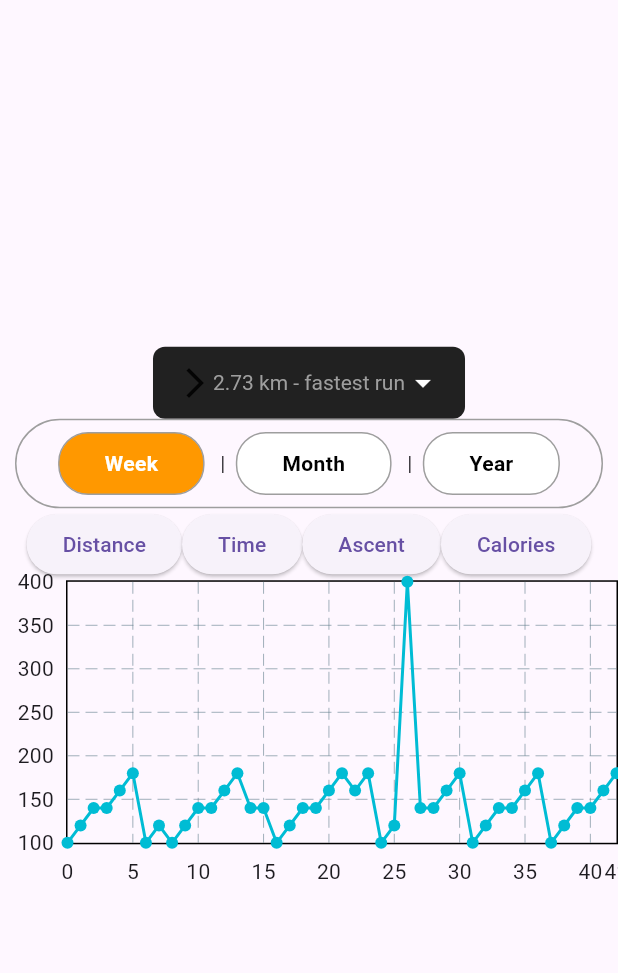
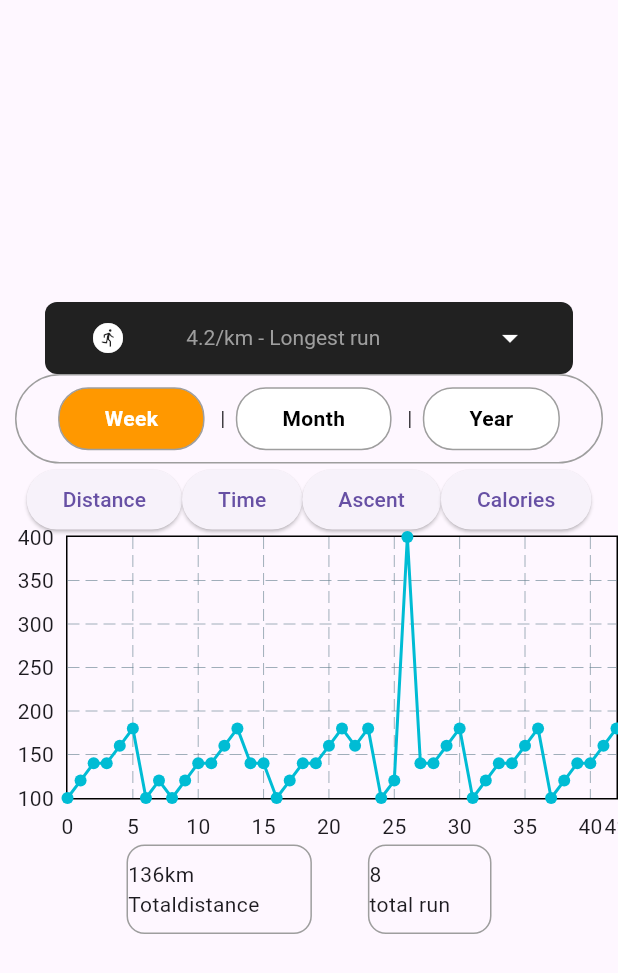
Before and after one commit to MineKnight2711/Running_App, a Flutter app: the LineChartWidget screen opened by its route, on a phone screen of 412 x 824 dp. Shown: the top 973 px of the screen. Run offline on Flutter 3.47's test engine with Material 3 defaults, Android fonts, the phone set to English and light mode, and no system bars; drawn by our look-alikes of fl_chart; our stand-ins replace card_swiper, flutter_screenutil, get, google_fonts.

Commit message:
line chart demo

```diff
--- a/lib/config/temp.dart
+++ b/lib/config/temp.dart
@@ -1,3 +1,7 @@
+import 'package:flutter/cupertino.dart';
+import 'package:flutter/material.dart';
+import 'package:flutter_running_demo/models/dropdown_activities_model.dart';
+
 import '../models/trail_model.dart';
 
 List<TrailModel> trailTempList = [
--- a/lib/main.dart
+++ b/lib/main.dart
@@ -1,10 +1,11 @@
 import 'package:flutter/material.dart';
-import 'package:flutter_running_demo/bargraph/bar_graph.dart';
-import 'package:flutter_running_demo/linechart/line_chart.dart';
-import 'package:flutter_running_demo/linechart/pricePoints.dart';
-import 'package:flutter_running_demo/screens/performance/chart_screen.dart';
+import 'package:flutter_running_demo/screens/performance/bargraph/bar_graph.dart';
+import 'package:flutter_running_demo/screens/performance/line_chart.dart';
+import 'package:flutter_running_demo/screens/performance/linechart/pricePoints.dart';
+
 import 'package:flutter_screenutil/flutter_screenutil.dart';
 import 'package:get/get.dart';
+import 'screens/performance/line_double_chart.dart';
 import 'screens/progress/activities/activities_screen.dart';
 
 void main() {
@@ -22,11 +23,14 @@ class MainApp extends StatelessWidget {
       splitScreenMode: true,
       child: GetMaterialApp(
         debugShowCheckedModeBanner: false,
-        home: const ActivitiesScreen(),
-        initialRoute: 'linechart_screen',
+        home: ChartExample(),
+        initialRoute: 'linechart_demo',
         routes: {
           'activities_screen': (context) => const ActivitiesScreen(),
-          'linechart_screen': (context) => LineChartWidget(pricePoints),
+          'linechart_demo': (context) => ChartExample(),
+          'linechart_screen': (context) => LineChartWidget(
+                points: pricePoints,
+              ),
           'barchart_screen': (context) => const MyBarGraph(monthSummary: []),
         },
       ),
--- /dev/null
+++ b/lib/models/dropdown_activities_model.dart
@@ -0,0 +1,13 @@
+import 'package:flutter/material.dart';
+
+class ActivitiesDropDownModel {
+  final IconData icon;
+  final String activityIndex;
+  final String achievements;
+
+  ActivitiesDropDownModel({
+    required this.icon,
+    required this.activityIndex,
+    required this.achievements,
+  });
+}
--- a/lib/bargraph/bar_data.dart
+++ b/lib/screens/performance/bargraph/bar_data.dart
@@ -1,4 +1,4 @@
-import 'package:flutter_running_demo/bargraph/individual_bar.dart';
+import 'package:flutter_running_demo/screens/performance/bargraph/individual_bar.dart';
 
 class BarData {
   final double janAmount;
--- a/lib/bargraph/bar_graph.dart
+++ b/lib/screens/performance/bargraph/bar_graph.dart
@@ -1,6 +1,6 @@
 import 'package:fl_chart/fl_chart.dart';
 import 'package:flutter/material.dart';
-import 'package:flutter_running_demo/bargraph/bar_data.dart';
+import 'package:flutter_running_demo/screens/performance/bargraph/bar_data.dart';
 
 class MyBarGraph extends StatelessWidget {
   final List monthSummary;
--- a/lib/screens/performance/chart_screen.dart
+++ b/lib/screens/performance/chart_screen.dart
@@ -1,7 +1,7 @@
 import 'package:flutter/cupertino.dart';
 import 'package:flutter/material.dart';
 import 'package:flutter/widgets.dart';
-import 'package:flutter_running_demo/bargraph/bar_graph.dart';
+import 'package:flutter_running_demo/screens/performance/bargraph/bar_graph.dart';
 import 'package:flutter_screenutil/flutter_screenutil.dart';
 
 class Chartscreen extends StatefulWidget {
--- a/lib/linechart/line_chart.dart
+++ b/lib/screens/performance/line_chart.dart
@@ -1,12 +1,15 @@
 import 'package:fl_chart/fl_chart.dart';
 import 'package:flutter/cupertino.dart';
 import 'package:flutter/material.dart';
-import 'package:flutter_running_demo/linechart/pricePoints.dart';
+import 'package:flutter_running_demo/config/temp.dart';
+import 'package:flutter_running_demo/models/dropdown_activities_model.dart';
+import 'package:flutter_running_demo/screens/performance/linechart/pricePoints.dart';
 import 'package:flutter_screenutil/flutter_screenutil.dart';
+import 'package:google_fonts/google_fonts.dart';
 
 class LineChartWidget extends StatelessWidget {
   final List<Pricepoints> points;
-  const LineChartWidget(this.points, {super.key});
+  const LineChartWidget({super.key, required this.points});
 
   @override
   Widget build(BuildContext context) {
@@ -14,7 +17,7 @@ class LineChartWidget extends StatelessWidget {
       body: Column(
         mainAxisAlignment: MainAxisAlignment.center,
         children: [
-          DropdownMenuExample(),
+          DropDownActivitiesMenu(),
           PillButtonRow(),
           const nonButton(),
           AspectRatio(
@@ -40,6 +43,7 @@ class LineChartWidget extends StatelessWidget {
               ),
             ),
           ),
+          Containertotal(),
         ],
       ),
     );
@@ -176,47 +180,123 @@ class _nonButtonState extends State<nonButton> {
   }
 }
 
-class DropdownMenuExample extends StatefulWidget {
+class Containertotal extends StatefulWidget {
+  const Containertotal({super.key});
+
   @override
-  _DropdownMenuExampleState createState() => _DropdownMenuExampleState();
+  State<Containertotal> createState() => _ContainerState();
 }
 
-class _DropdownMenuExampleState extends State<DropdownMenuExample> {
-  String _selectedValue = '2.73';
-  final List<String> _options = ['2.73', '3.14', '4.20', '5.67'];
+class _ContainerState extends State<Containertotal> {
+  @override
+  Widget build(BuildContext context) {
+    return Container(
+      decoration: BoxDecoration(borderRadius: BorderRadius.circular(50)),
+      margin: const EdgeInsets.symmetric(horizontal: 80),
+      width: 1.sw,
+      height: 50.h,
+      child: Row(
+        children: [
+          Container(
+              width: 0.3.sw,
+              height: 50.h,
+              alignment: Alignment.center,
+              decoration: BoxDecoration(
+                  border: Border.all(width: 1, color: Colors.grey),
+                  borderRadius: BorderRadius.circular(12)),
+              child: Text('136km  Totaldistance')),
+          const SizedBox(
+            width: 20,
+          ),
+          Container(
+              width: 0.2.sw,
+              height: 50.h,
+              alignment: Alignment.center,
+              decoration: BoxDecoration(
+                  border: Border.all(width: 1, color: Colors.grey),
+                  borderRadius: BorderRadius.circular(12)),
+              child: Text('8               total run')),
+        ],
+        mainAxisAlignment: MainAxisAlignment.spaceAround,
+      ),
+    );
+  }
+}
+
+class DropDownActivitiesMenu extends StatefulWidget {
+  const DropDownActivitiesMenu({super.key});
+
+  @override
+  State<DropDownActivitiesMenu> createState() => _DropDownActivitiesMenuState();
+}
+
+class _DropDownActivitiesMenuState extends State<DropDownActivitiesMenu> {
+  late ActivitiesDropDownModel _selected;
+  List<ActivitiesDropDownModel> activitiesDropDownList = [
+    ActivitiesDropDownModel(
+      icon: Icons.run_circle_rounded,
+      activityIndex: '4.2/km',
+      achievements: "Longest run",
+    ),
+    ActivitiesDropDownModel(
+      icon: Icons.hiking,
+      activityIndex: '500m',
+      achievements: "Highest hiking",
+    ),
+    ActivitiesDropDownModel(
+      icon: Icons.directions_walk,
+      activityIndex: '20km',
+      achievements: "Longest walk",
+    ),
+  ];
+
+  @override
+  void initState() {
+    super.initState();
+    _selected = activitiesDropDownList.first;
+  }
 
   @override
   Widget build(BuildContext context) {
     return Container(
-      padding: const EdgeInsets.symmetric(horizontal: 16.0),
+      padding: const EdgeInsets.symmetric(horizontal: 30),
+      margin: const EdgeInsets.symmetric(horizontal: 30),
       decoration: BoxDecoration(
         color: Colors.grey[900],
         borderRadius: BorderRadius.circular(8.0),
       ),
-      child: DropdownButton<String>(
-        value: _selectedValue,
+      child: DropdownButton<ActivitiesDropDownModel>(
+        isExpanded: true,
+        value: _selected,
         icon: const Icon(Icons.arrow_drop_down, color: Colors.white),
         iconSize: 24,
         elevation: 16,
         style: const TextStyle(color: Colors.black),
         underline: Container(),
-        onChanged: (String? newValue) {
+        onChanged: (newValue) {
           setState(() {
-            _selectedValue = newValue!;
+            _selected = newValue!;
           });
         },
-        items: _options.map<DropdownMenuItem<String>>((String value) {
-          return DropdownMenuItem<String>(
+        items: activitiesDropDownList
+            .map<DropdownMenuItem<ActivitiesDropDownModel>>((value) {
+          return DropdownMenuItem<ActivitiesDropDownModel>(
             value: value,
             child: Row(
+              mainAxisAlignment: MainAxisAlignment.spaceBetween,
               children: [
-                Icon(Icons.arrow_forward_ios),
+                Icon(
+                  value.icon,
+                  color: Colors.white,
+                ),
                 Text(
-                  '$value km - fastest run',
+                  '${value.activityIndex} - ${value.achievements}',
                   style: TextStyle(
-                      color:
-                          value == _selectedValue ? Colors.grey : Colors.black),
+                      color: value == _selected ? Colors.grey : Colors.black),
                 ),
+                SizedBox(
+                  width: 30.w,
+                )
               ],
             ),
           );
--- /dev/null
+++ b/lib/screens/performance/line_double_chart.dart
@@ -0,0 +1,43 @@
+import 'package:fl_chart/fl_chart.dart';
+import 'package:flutter/material.dart';
+import 'package:flutter_running_demo/screens/performance/linechart/pricePoints.dart';
+
+import 'line_chart.dart';
+
+class ChartExample extends StatelessWidget {
+  final List<Color> gradientColors = [
+    const Color(0xff23b6e6),
+    const Color(0xff02d39a),
+  ];
+
+  @override
+  Widget build(BuildContext context) {
+    return Scaffold(
+      body: Center(
+        child: AspectRatio(
+          aspectRatio: 2,
+          child: LineChart(
+            LineChartData(
+              titlesData: const FlTitlesData(
+                topTitles: AxisTitles(
+                  sideTitles: SideTitles(showTitles: false),
+                ),
+                rightTitles: AxisTitles(
+                  sideTitles: SideTitles(showTitles: false),
+                ),
+              ),
+              lineBarsData: [
+                LineChartBarData(
+                    spots: pricePoints
+                        .map((point) => FlSpot(point.x, point.y))
+                        .toList(),
+                    isCurved: false,
+                    dotData: const FlDotData(show: true))
+              ],
+            ),
+          ),
+        ),
+      ),
+    );
+  }
+}
```
Also changed, not shown: lib/screens/performance/bargraph/individual_bar.dart (renamed from lib/bargraph/individual_bar.dart), lib/screens/performance/linechart/pricePoints.dart (renamed from lib/linechart/pricePoints.dart).
